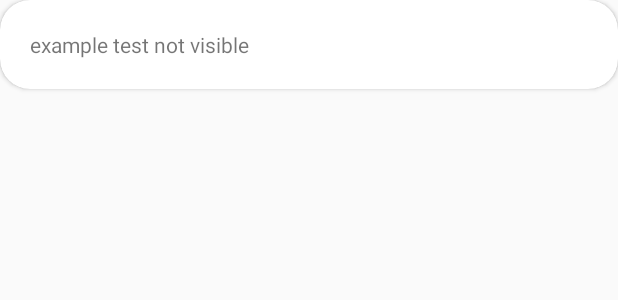
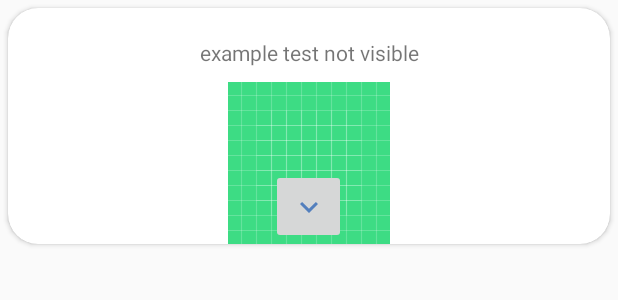
Before and after one commit to oscar-moreno-eit/MovieListTest, an Android app: the layout movie_item_layout.xml on its own in the app's theme, with its tools: preview values and no code run, on a phone screen of 412 x 824 dp. Shown: the top 300 px of the screen. Run offline under Robolectric (Android 15) with nearby library versions, the phone set to English and light mode, and no system bars; network calls fail.

Commit message:
extra files

```diff
--- a/app/build.gradle
+++ b/app/build.gradle
@@ -37,6 +37,7 @@ dependencies {
     implementation 'androidx.appcompat:appcompat:1.5.1'
     implementation 'androidx.constraintlayout:constraintlayout:2.1.4'
     implementation 'androidx.recyclerview:recyclerview:1.2.1'
+    implementation 'com.squareup.picasso3:picasso:3.0.0-alpha02'
     testImplementation 'junit:junit:4.13.2'
     androidTestImplementation 'androidx.test.ext:junit:1.1.3'
     androidTestImplementation 'androidx.test.espresso:espresso-core:3.4.0'
--- a/app/src/main/java/com/example/movielisttest/MovieAdapter.kt
+++ b/app/src/main/java/com/example/movielisttest/MovieAdapter.kt
@@ -1,8 +1,8 @@
 package com.example.movielisttest
 
 import android.graphics.Color
-import android.net.Uri
 import android.view.LayoutInflater
+import android.view.View
 import android.view.ViewGroup
 import androidx.recyclerview.widget.RecyclerView
 import com.example.movielisttest.model.Response
@@ -26,8 +26,15 @@ class MovieAdapter(private val dataSet: Response): RecyclerView.Adapter<MovieVie
     override fun onBindViewHolder(holder: MovieViewHolder, position: Int) {
         if (position % 2 == 0) holder.itemView.setBackgroundColor(Color.LTGRAY)
         holder.tvMovieTitle.text = dataSet[position].title
-        holder.ivImage.setBackgroundColor(Color.CYAN)
-        Picasso.get().load(dataSet[position].image).into(holder.ivImage);
+        //Picasso.get().load(dataSet[position].image).into(holder.ivImage)
+        com.squareup.picasso3.Picasso.Builder(holder.itemView.context).build().load(dataSet[position].image).into(holder.ivImage)
+        holder.rbRating.rating = dataSet[position].rating
+        holder.tvGenre.text = dataSet[position].genre.toString()
+        holder.tvYear.text = dataSet[position].releaseYear.toString()
+
+        holder.ibShowDetails.setOnClickListener {
+            holder.wgMovieGroup.visibility = View.VISIBLE
+        }
 
     }
 
--- a/app/src/main/java/com/example/movielisttest/MovieViewHolder.kt
+++ b/app/src/main/java/com/example/movielisttest/MovieViewHolder.kt
@@ -1,11 +1,19 @@
 package com.example.movielisttest
 
 import android.view.View
+import android.widget.ImageButton
 import android.widget.ImageView
+import android.widget.RatingBar
 import android.widget.TextView
+import androidx.constraintlayout.widget.Group
 import androidx.recyclerview.widget.RecyclerView
 
 class MovieViewHolder(private val view: View): RecyclerView.ViewHolder(view) {
     val tvMovieTitle: TextView = view.findViewById(R.id.tv_movie_title)
     val ivImage: ImageView = view.findViewById(R.id.iv_image)
+    val tvGenre: TextView = view.findViewById(R.id.tv_genre)
+    val tvYear: TextView = view.findViewById(R.id.tv_year)
+    val rbRating: RatingBar = view.findViewById(R.id.rb_rating)
+    val wgMovieGroup: Group = view.findViewById(R.id.show_details)
+    val ibShowDetails: ImageButton = view.findViewById(R.id.ib_showDetails)
 }
--- a/app/src/main/res/layout/movie_item_layout.xml
+++ b/app/src/main/res/layout/movie_item_layout.xml
@@ -4,23 +4,83 @@
     android:layout_height="wrap_content"
     xmlns:app="http://schemas.android.com/apk/res-auto"
     xmlns:tools="http://schemas.android.com/tools"
-    app:cardCornerRadius="20dp">
-    <androidx.appcompat.widget.LinearLayoutCompat
+    app:cardCornerRadius="20dp"
+    android:layout_margin="5dp"
+    >
+    <androidx.constraintlayout.widget.ConstraintLayout
         android:layout_width="match_parent"
-        android:layout_height="wrap_content">
+        android:layout_height="wrap_content"
+        android:layout_gravity="top|center"
+        >
+        <TextView
+            android:id="@+id/tv_movie_title"
+            android:layout_width="wrap_content"
+            android:layout_height="wrap_content"
+            android:padding= "10dp"
+            android:layout_margin="10dp"
+            tools:text="example test not visible"
+            app:layout_constraintTop_toTopOf="parent"
+            app:layout_constraintStart_toStartOf="parent"
+            app:layout_constraintEnd_toEndOf="parent"
+
+            />
+
         <ImageView
             android:id="@+id/iv_image"
             android:layout_width="wrap_content"
-            android:layout_height="wrap_content"/>
+            android:layout_height="wrap_content"
+            app:layout_constraintEnd_toEndOf="parent"
+            app:layout_constraintStart_toStartOf="parent"
+            app:layout_constraintBottom_toTopOf="@id/tv_genre"
+            app:layout_constraintTop_toBottomOf="@+id/tv_movie_title"
+            tools:src="@drawable/ic_launcher_background"
+            />
+        <androidx.constraintlayout.widget.Group
+            android:layout_width="wrap_content"
+            android:layout_height="wrap_content"
+            app:constraint_referenced_ids="tv_year,tv_genre,rb_rating"
+            android:visibility="gone"
+            android:id="@+id/show_details"
+            />
+        <RatingBar
+            android:id="@+id/rb_rating"
+            android:layout_width="wrap_content"
+            android:layout_height="wrap_content"
+            style="@style/Widget.AppCompat.RatingBar.Small"
+            app:layout_constraintBottom_toTopOf="@id/tv_genre"
+            app:layout_constraintTop_toBottomOf="@id/iv_image"
+            app:layout_constraintEnd_toEndOf="parent"
+            app:layout_constraintStart_toStartOf="parent"
+            />
         <TextView
-            android:id="@+id/tv_movie_title"
+            android:id="@+id/tv_year"
+            android:layout_width="wrap_content"
+            android:layout_height="wrap_content"
+            android:padding= "10dp"
+            android:layout_margin="10dp"
+            tools:text="2022 some month"
+            app:layout_constraintBottom_toTopOf="@id/rb_rating"
+            app:layout_constraintEnd_toEndOf="parent"
+            />
+        <TextView
+            android:id="@+id/tv_genre"
             android:layout_width="match_parent"
             android:layout_height="wrap_content"
             android:padding= "10dp"
             android:layout_margin="10dp"
             tools:text="example test not visible"
+            app:layout_constraintBottom_toBottomOf="parent"
+            app:layout_constraintStart_toStartOf="parent"
             />
 
-    </androidx.appcompat.widget.LinearLayoutCompat>
 
+    </androidx.constraintlayout.widget.ConstraintLayout>
+
+    <ImageButton
+        android:id="@+id/ib_showDetails"
+        android:layout_width="50dp"
+        android:layout_height="50dp"
+        android:src="@drawable/ic_baseline_keyboard_arrow_down_24"
+        android:layout_gravity="center|bottom"
+        />
 </androidx.cardview.widget.CardView>
```
